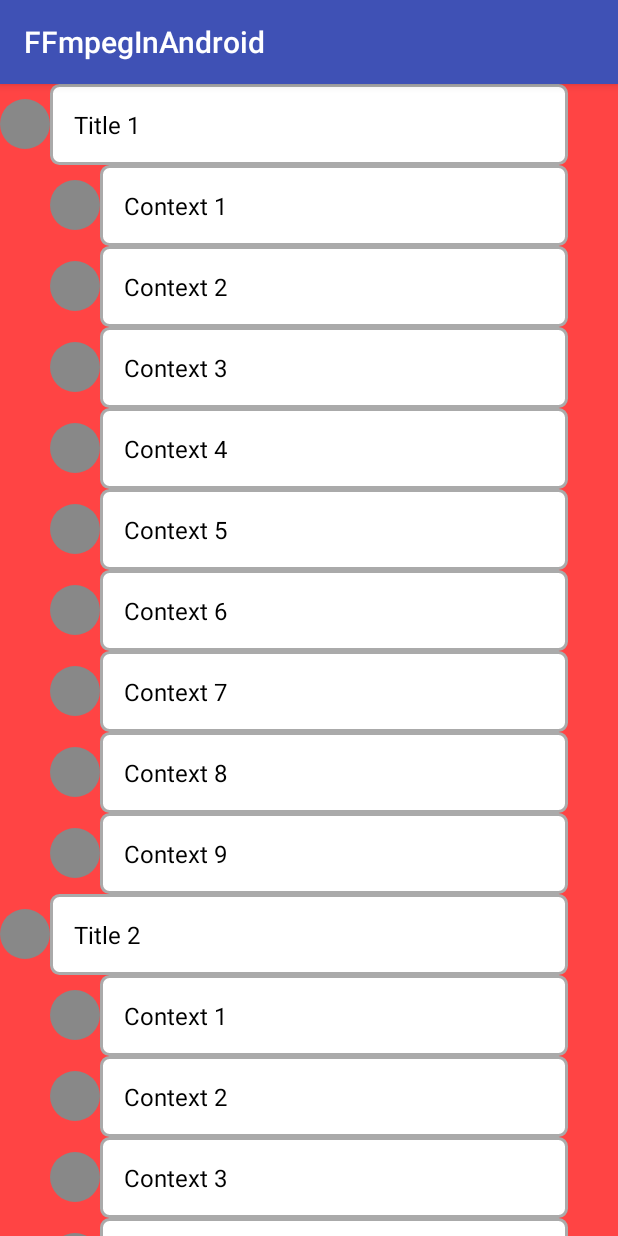
After one commit to jio-deng/FFmpegInAndroid, an Android app: the TestRecyclerViewActivity screen opened directly, with no data from a screen before it, on a phone screen of 412 x 824 dp. The commit adds this screen. Run offline under Robolectric (Android 15) with nearby library versions, the phone set to English and light mode, and no system bars; our stand-ins replace data binding.

Commit message:
[Add]rv-ItemDecoration
Signed-off-by: dengziming <501823206@qq.co>

```diff
--- a/app/src/main/AndroidManifest.xml
+++ b/app/src/main/AndroidManifest.xml
@@ -43,7 +43,8 @@
         <activity android:name=".webview.WebViewActivity" />
         <activity android:name=".tools.MorseCodeActivity" />
         <activity android:name=".cars.KnowCarsActivity" />
-        <activity android:name=".test.AnimatorTest" />
+        <activity android:name=".test.anim.TestAnimationActivity" />
+        <activity android:name=".test.rv.TestRecyclerViewActivity" />
 
         <activity android:name=".sdl.SDLActivity"
             android:label="@string/app_name"
--- /dev/null
+++ b/app/src/main/java/com/dzm/ffmpeg/test/rv/MyAdapter.java
@@ -0,0 +1,62 @@
+package com.dzm.ffmpeg.test.rv;
+
+import android.view.LayoutInflater;
+import android.view.View;
+import android.view.ViewGroup;
+import android.widget.TextView;
+
+import androidx.annotation.NonNull;
+import androidx.recyclerview.widget.RecyclerView;
+
+import com.dzm.ffmpeg.R;
+
+import java.util.List;
+
+/**
+ * @author Johnny Deng
+ * @version 1.0
+ * @description test
+ * @date 2020/8/15 9:49
+ */
+public class MyAdapter extends RecyclerView.Adapter<MyAdapter.MyViewHolder> {
+    public static final int TYPE_TITLE = 1;
+    public static final int TYPE_CONTENT = 2;
+
+    private List<RvBean> mData;
+
+    public MyAdapter(List<RvBean> data) {
+        mData = data;
+    }
+
+    @NonNull
+    @Override
+    public MyViewHolder onCreateViewHolder(@NonNull ViewGroup parent, int viewType) {
+        View view = LayoutInflater.from(parent.getContext()).inflate(R.layout.item_test_rv, parent, false);
+        return new MyViewHolder(view);
+    }
+
+    @Override
+    public void onBindViewHolder(@NonNull MyViewHolder holder, int position) {
+        holder.mTv.setText(mData.get(position).text);
+    }
+
+//    @Override
+//    public int getItemViewType(int position) {
+//        return mData.get(position).type;
+//    }
+
+    @Override
+    public int getItemCount() {
+        return mData.size();
+    }
+
+    public class MyViewHolder extends RecyclerView.ViewHolder {
+        private TextView mTv;
+
+        public MyViewHolder(@NonNull View itemView) {
+            super(itemView);
+
+            mTv = itemView.findViewById(R.id.tv);
+        }
+    }
+}
--- /dev/null
+++ b/app/src/main/java/com/dzm/ffmpeg/test/rv/MyItemDecoration.java
@@ -0,0 +1,72 @@
+package com.dzm.ffmpeg.test.rv;
+
+import android.graphics.Canvas;
+import android.graphics.Color;
+import android.graphics.Paint;
+import android.graphics.Rect;
+import android.view.View;
+
+import androidx.annotation.NonNull;
+import androidx.recyclerview.widget.RecyclerView;
+
+import java.util.List;
+
+/**
+ * @author Johnny Deng
+ * @version 1.0
+ * @description test
+ * @date 2020/8/15 9:47
+ */
+public class MyItemDecoration extends RecyclerView.ItemDecoration {
+    private static final int LENGTH = 50;
+
+    private List<RvBean> mData;
+    private Paint mPaint;
+
+    public MyItemDecoration(List<RvBean> data) {
+        mData = data;
+        mPaint = new Paint();
+        mPaint.setAntiAlias(true);
+        mPaint.setColor(Color.GRAY);
+    }
+
+    @Override
+    public void onDraw(@NonNull Canvas c, @NonNull RecyclerView parent, @NonNull RecyclerView.State state) {
+        super.onDraw(c, parent, state);
+
+        int childCount = parent.getChildCount();
+        for (int i = 0; i < childCount; i ++) {
+            View child = parent.getChildAt(i);
+            int type = mData.get(i).type;
+
+            // TODO
+        }
+    }
+
+    @Override
+    public void onDrawOver(@NonNull Canvas c, @NonNull RecyclerView parent, @NonNull RecyclerView.State state) {
+        super.onDrawOver(c, parent, state);
+
+        int childCount = parent.getChildCount();
+        int radius = 25;
+        for (int i = 0; i < childCount; i ++) {
+            View child = parent.getChildAt(i);
+            int index = parent.getChildAdapterPosition(child);
+
+            int type = mData.get(index).type;
+            int cx = (int) ((((float) type) - 0.5) * LENGTH);
+            int cy = (child.getTop() + child.getBottom()) / 2;
+            c.drawCircle(cx, cy, radius, mPaint);
+        }
+
+    }
+
+    @Override
+    public void getItemOffsets(@NonNull Rect outRect, @NonNull View view, @NonNull RecyclerView parent, @NonNull RecyclerView.State state) {
+        super.getItemOffsets(outRect, view, parent, state);
+
+        int type = mData.get(parent.getChildAdapterPosition(view)).type;
+        outRect.right = LENGTH;
+        outRect.left = type * LENGTH;
+    }
+}
--- /dev/null
+++ b/app/src/main/java/com/dzm/ffmpeg/test/rv/TestRecyclerViewActivity.java
@@ -0,0 +1,52 @@
+package com.dzm.ffmpeg.test.rv;
+
+import android.os.Bundle;
+
+import androidx.annotation.Nullable;
+import androidx.databinding.DataBindingUtil;
+import androidx.recyclerview.widget.LinearLayoutManager;
+
+import com.dzm.ffmpeg.BaseActivity;
+import com.dzm.ffmpeg.R;
+import com.dzm.ffmpeg.databinding.ActivityTestRvBinding;
+
+import java.util.ArrayList;
+import java.util.List;
+
+/**
+ * @author Johnny Deng
+ * @version 1.0
+ * @description test rv
+ * @date 2020/8/15 9:42
+ */
+public class TestRecyclerViewActivity extends BaseActivity {
+    private ActivityTestRvBinding mActivityTestRvBinding;
+    private List<RvBean> mData;
+
+    @Override
+    protected void onCreate(@Nullable Bundle savedInstanceState) {
+        super.onCreate(savedInstanceState);
+        mActivityTestRvBinding = DataBindingUtil.setContentView(this, R.layout.activity_test_rv);
+
+        // init data
+        mData = new ArrayList<>();
+        for (int i = 0; i < 50; i ++) {
+            RvBean bean = new RvBean();
+            if (i % 10 == 0) {
+                bean.type = 1;
+                bean.text = "Title " + (i / 10 + 1);
+            } else {
+                bean.type = 2;
+                bean.text = "Context " + (i % 10);
+            }
+            mData.add(bean);
+        }
+
+        MyAdapter adapter = new MyAdapter(mData);
+        mActivityTestRvBinding.recyclerView.setAdapter(adapter);
+        mActivityTestRvBinding.recyclerView.setLayoutManager(new LinearLayoutManager(this));
+        mActivityTestRvBinding.recyclerView.addItemDecoration(new MyItemDecoration(mData));
+    }
+
+
+}
--- /dev/null
+++ b/app/src/main/res/drawable/bg_item_test_rv.xml
@@ -0,0 +1,15 @@
+<?xml version="1.0" encoding="utf-8"?>
+<shape xmlns:android="http://schemas.android.com/apk/res/android"
+    android:shape="rectangle">
+
+    <corners
+        android:radius="5dp" />
+
+    <solid
+        android:color="@android:color/white" />
+
+    <stroke
+        android:width="2dp"
+        android:color="@android:color/darker_gray" />
+
+</shape>
--- a/app/src/main/res/layout/activity_animator_test.xml
+++ b/app/src/main/res/layout/activity_animator_test.xml
@@ -27,7 +27,7 @@
             app:layout_constraintTop_toTopOf="parent"
             app:layout_constraintStart_toEndOf="@+id/iv_goast4anim" />
 
-        <com.dzm.ffmpeg.test.BitmapShadowView
+        <com.dzm.ffmpeg.test.anim.BitmapShadowView
             android:id="@+id/bitmap_shadow_view"
             android:layout_width="50dp"
             android:layout_height="50dp"
@@ -40,7 +40,7 @@
             app:layout_constraintTop_toTopOf="parent"
             app:layout_constraintStart_toEndOf="@+id/iv_argb"/>
 
-        <com.dzm.ffmpeg.test.RippleView
+        <com.dzm.ffmpeg.test.anim.RippleView
             android:id="@+id/btn_scale_x"
             android:text="Animator : Scale X"
             android:layout_width="wrap_content"
@@ -168,7 +168,7 @@
             app:layout_constraintTop_toBottomOf="@+id/btn_interpolator_7"
             app:layout_constraintStart_toStartOf="parent"/>
 
-        <com.dzm.ffmpeg.test.DrawView
+        <com.dzm.ffmpeg.test.anim.DrawView
             android:id="@+id/draw_view"
             android:layout_width="match_parent"
             android:layout_height="0dp"
--- /dev/null
+++ b/app/src/main/res/layout/activity_test_rv.xml
@@ -0,0 +1,18 @@
+<?xml version="1.0" encoding="utf-8"?>
+<layout xmlns:android="http://schemas.android.com/apk/res/android">
+    <data>
+
+    </data>
+
+    <androidx.constraintlayout.widget.ConstraintLayout
+        android:layout_width="match_parent"
+        android:layout_height="match_parent"
+        android:background="@android:color/holo_red_light">
+
+        <androidx.recyclerview.widget.RecyclerView
+            android:id="@+id/recycler_view"
+            android:layout_width="match_parent"
+            android:layout_height="match_parent" />
+
+    </androidx.constraintlayout.widget.ConstraintLayout>
+</layout>
--- /dev/null
+++ b/app/src/main/res/layout/item_test_rv.xml
@@ -0,0 +1,22 @@
+<?xml version="1.0" encoding="utf-8"?>
+<androidx.constraintlayout.widget.ConstraintLayout
+    xmlns:android="http://schemas.android.com/apk/res/android"
+    android:layout_width="match_parent"
+    android:layout_height="wrap_content"
+    android:background="@drawable/bg_item_test_rv"
+    xmlns:app="http://schemas.android.com/apk/res-auto"
+    xmlns:tools="http://schemas.android.com/tools">
+
+    <TextView
+        android:id="@+id/tv"
+        android:textSize="16sp"
+        android:textColor="#000000"
+        android:layout_margin="16dp"
+        android:layout_width="wrap_content"
+        android:layout_height="wrap_content"
+        app:layout_constraintStart_toStartOf="parent"
+        app:layout_constraintTop_toTopOf="parent"
+        app:layout_constraintBottom_toBottomOf="parent"
+        tools:text="11111"/>
+
+</androidx.constraintlayout.widget.ConstraintLayout>
```
Also changed, not shown: app/src/main/java/com/dzm/ffmpeg/MainActivity.java (+9 -2 lines), app/src/main/java/com/dzm/ffmpeg/test/anim/BitmapShadowView.java (renamed from app/src/main/java/com/dzm/ffmpeg/test/BitmapShadowView.java, +1 -1 lines), app/src/main/java/com/dzm/ffmpeg/test/anim/DrawView.java (renamed from app/src/main/java/com/dzm/ffmpeg/test/DrawView.java, +1 -1 lines), app/src/main/java/com/dzm/ffmpeg/test/anim/RippleView.java (renamed from app/src/main/java/com/dzm/ffmpeg/test/RippleView.java, +1 -1 lines), app/src/main/java/com/dzm/ffmpeg/test/anim/TestAnimationActivity.java (renamed from app/src/main/java/com/dzm/ffmpeg/test/AnimatorTest.java, +3 -3 lines), app/src/main/java/com/dzm/ffmpeg/test/rv/RvBean.java (added, +12 -0 lines), app/src/main/res/layout/activity_main.xml (+16 -6 lines).
